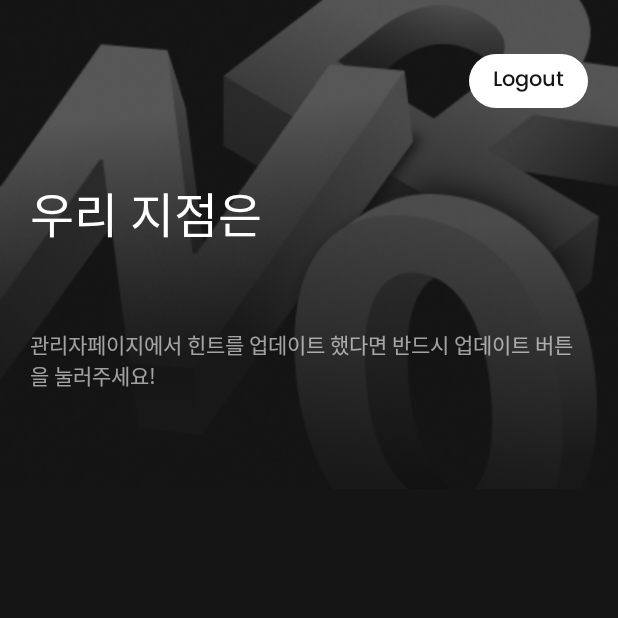
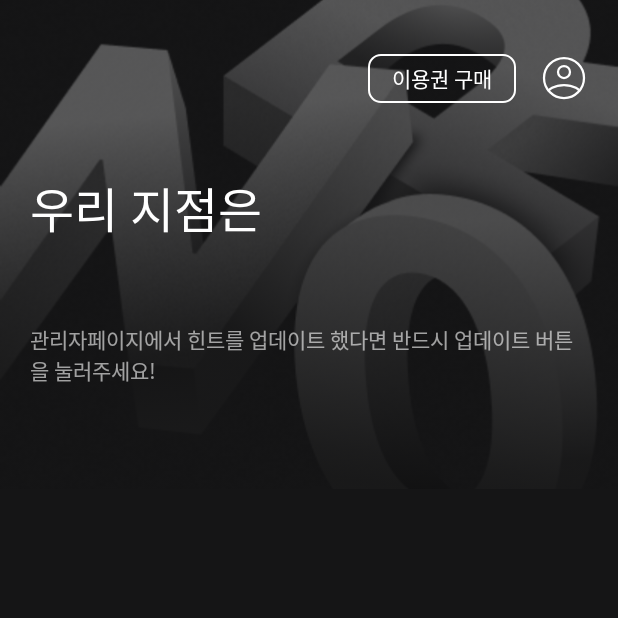
Before and after one commit to Next-Room/NextRoom-Android, an Android app: the AdminMainFragment screen opened through its navigation route, on a phone screen of 412 x 824 dp, the top half of it. Run offline under Robolectric (Android 15) with nearby library versions, the phone set to English and light mode, and no system bars; our stand-ins replace Dagger/Hilt's generated code, Timber; libraries missing offline, so code that uses them is left out: org.orbitmvi.orbit; 7 statements that could not run were skipped.

Commit message:
#24 마이페이지 화면 구현 (with Fake)

```diff
--- a/presentation/src/main/java/com/nextroom/nextroom/presentation/ui/adminmain/AdminMainFragment.kt
+++ b/presentation/src/main/java/com/nextroom/nextroom/presentation/ui/adminmain/AdminMainFragment.kt
@@ -53,11 +53,10 @@ class AdminMainFragment :
     }
 
     private fun initViews() = with(binding) {
-        setMarginTopStatusBarHeight(tvLogoutButton)
-
+        setMarginTopStatusBarHeight(ivMyButton)
         rvThemes.adapter = adapter
-        tvLogoutButton.setOnClickListener {
-            viewModel.logout()
+        ivMyButton.setOnClickListener {
+            findNavController().safeNavigate(AdminMainFragmentDirections.actionAdminMainFragmentToMypageFragment())
         }
     }
 
@@ -66,6 +65,11 @@ class AdminMainFragment :
         adapter.submitList(state.themes)
     }
 
+    override fun onDestroyView() {
+        binding.rvThemes.adapter = null
+        super.onDestroyView()
+    }
+
     override fun onDetach() {
         super.onDetach()
         backCallback.remove()
--- /dev/null
+++ b/presentation/src/main/java/com/nextroom/nextroom/presentation/ui/mypage/MypageEvent.kt
@@ -0,0 +1,5 @@
+package com.nextroom.nextroom.presentation.ui.mypage
+
+sealed interface MypageEvent {
+    data object Logout : MypageEvent
+}
--- /dev/null
+++ b/presentation/src/main/res/drawable/bg_my_subscription.xml
@@ -0,0 +1,5 @@
+<?xml version="1.0" encoding="utf-8"?>
+<shape xmlns:android="http://schemas.android.com/apk/res/android" android:shape="rectangle">
+    <corners android:radius="10dp" />
+    <solid android:color="@color/Gray03" />
+</shape>
--- /dev/null
+++ b/presentation/src/main/res/drawable/bg_secondary_button.xml
@@ -0,0 +1,8 @@
+<?xml version="1.0" encoding="utf-8"?>
+<shape xmlns:android="http://schemas.android.com/apk/res/android"
+    android:shape="rectangle">
+    <corners android:radius="8dp" />
+    <stroke
+        android:width="1dp"
+        android:color="@color/White" />
+</shape>
--- /dev/null
+++ b/presentation/src/main/res/drawable/ic_my.xml
@@ -0,0 +1,20 @@
+<vector xmlns:android="http://schemas.android.com/apk/res/android"
+    android:width="32dp"
+    android:height="32dp"
+    android:viewportWidth="32"
+    android:viewportHeight="32">
+  <path
+      android:pathData="M16.001,2.668C8.637,2.668 2.668,8.637 2.668,16.001C2.668,23.365 8.637,29.335 16.001,29.335C23.365,29.335 29.335,23.365 29.335,16.001C29.335,8.637 23.365,2.668 16.001,2.668Z"
+      android:strokeLineJoin="round"
+      android:strokeWidth="1.5"
+      android:fillColor="#00000000"
+      android:strokeColor="#ffffff"
+      android:strokeLineCap="round"/>
+  <path
+      android:pathData="M5.695,24.461C5.695,24.461 8.667,20.667 16.001,20.667C23.334,20.667 26.307,24.461 26.307,24.461M16.001,16C17.062,16 18.079,15.579 18.829,14.828C19.579,14.078 20.001,13.061 20.001,12C20.001,10.939 19.579,9.922 18.829,9.172C18.079,8.421 17.062,8 16.001,8C14.94,8 13.922,8.421 13.172,9.172C12.422,9.922 12.001,10.939 12.001,12C12.001,13.061 12.422,14.078 13.172,14.828C13.922,15.579 14.94,16 16.001,16Z"
+      android:strokeLineJoin="round"
+      android:strokeWidth="1.5"
+      android:fillColor="#00000000"
+      android:strokeColor="#ffffff"
+      android:strokeLineCap="round"/>
+</vector>
--- a/presentation/src/main/res/layout/fragment_admin_main.xml
+++ b/presentation/src/main/res/layout/fragment_admin_main.xml
@@ -32,15 +32,28 @@
                 app:layout_constraintTop_toTopOf="parent" />
 
             <TextView
-                android:id="@+id/tv_logout_button"
+                android:id="@+id/tv_purchase_ticket_button"
+                style="@style/Pretendard.14"
+                android:layout_width="wrap_content"
+                android:layout_height="wrap_content"
+                android:layout_marginEnd="16dp"
+                android:background="@drawable/bg_secondary_button"
+                android:paddingHorizontal="16dp"
+                android:paddingVertical="6dp"
+                android:text="@string/purchase_ticket"
+                android:textColor="@color/White"
+                app:layout_constraintBottom_toBottomOf="@id/iv_my_button"
+                app:layout_constraintEnd_toStartOf="@id/iv_my_button"
+                app:layout_constraintTop_toTopOf="@id/iv_my_button" />
+
+            <ImageView
+                android:id="@+id/iv_my_button"
                 android:layout_width="wrap_content"
                 android:layout_height="wrap_content"
                 android:layout_marginTop="12dp"
                 android:layout_marginEnd="20dp"
-                android:background="@drawable/bg_button_small"
-                android:text="@string/logout_button"
-                android:textAppearance="@style/Poppins.14"
-                android:textColor="@color/Dark01"
+                android:contentDescription="@string/mypage_button_description"
+                android:src="@drawable/ic_my"
                 app:layout_constraintEnd_toEndOf="parent"
                 app:layout_constraintTop_toTopOf="parent" />
 
@@ -54,7 +67,7 @@
                 android:text="@string/admin_main_shop_name_label"
                 android:textAppearance="@style/Pretendard.32"
                 app:layout_constraintStart_toStartOf="parent"
-                app:layout_constraintTop_toBottomOf="@id/tv_logout_button" />
+                app:layout_constraintTop_toBottomOf="@id/tv_purchase_ticket_button" />
 
             <TextView
                 android:id="@+id/tv_shop_name"
@@ -72,11 +85,12 @@
                 android:layout_width="0dp"
                 android:layout_height="wrap_content"
                 android:layout_marginTop="12dp"
+                android:layout_marginEnd="20dp"
                 android:alpha="0.6"
                 android:includeFontPadding="false"
                 android:text="@string/admin_main_update_hint"
                 android:textAppearance="@style/Pretendard.14"
-                app:layout_constraintEnd_toEndOf="@id/tv_logout_button"
+                app:layout_constraintEnd_toEndOf="parent"
                 app:layout_constraintStart_toStartOf="@id/tv_shop_name"
                 app:layout_constraintTop_toBottomOf="@id/tv_shop_name" />
 
--- a/presentation/src/main/res/navigation/nav_graph.xml
+++ b/presentation/src/main/res/navigation/nav_graph.xml
@@ -22,6 +22,9 @@
         <action
             android:id="@+id/action_adminMainFragment_to_verifyFragment"
             app:destination="@id/verifyFragment" />
+        <action
+            android:id="@+id/action_adminMainFragment_to_mypageFragment"
+            app:destination="@id/mypageFragment" />
     </fragment>
     <fragment
         android:id="@+id/mainFragment"
@@ -84,7 +87,7 @@
         android:id="@+id/webViewFragment"
         android:name="com.nextroom.nextroom.presentation.ui.webview.WebViewFragment"
         android:label="WebViewFragment"
-        tools:layout="@layout/fragment_webview" >
+        tools:layout="@layout/fragment_webview">
         <argument
             android:name="url"
             app:argType="string" />
@@ -97,4 +100,9 @@
         app:destination="@id/adminCodeFragment"
         app:launchSingleTop="true"
         app:popUpTo="@id/nav_graph" />
+    <fragment
+        android:id="@+id/mypageFragment"
+        android:name="com.nextroom.nextroom.presentation.ui.mypage.MypageFragment"
+        android:label="MypageFragment"
+        tools:layout="@layout/fragment_mypage" />
 </navigation>
--- a/presentation/src/main/res/values/colors.xml
+++ b/presentation/src/main/res/values/colors.xml
@@ -20,6 +20,7 @@
     <color name="Dark01_a4">#66151516</color>
     <color name="Gray01">#9898A0</color>
     <color name="Gray02">#47474E</color>
+    <color name="Gray03">#222223</color>
     <color name="White">#FFFFFF</color>
     <color name="Red">#FF5065</color>
 
--- a/presentation/src/main/res/values/strings.xml
+++ b/presentation/src/main/res/values/strings.xml
@@ -38,7 +38,7 @@
     <string name="login_admin_code_hint">관리자 코드</string>
     <string name="login_password_hint">비밀번호</string>
     <string name="login_button">Login</string>
-    <string name="logout_button">Logout</string>
+    <string name="logout_button">로그아웃</string>
     <string name="logout_button_description">로그아웃</string>
     <string name="update_button_description">테마 업데이트</string>
 
@@ -57,4 +57,8 @@
     <string name="game_answer">정답</string>
     <string name="toolbar_navigate_back_description">뒤로가기</string>
     <string name="game_backspace_description">지우기</string>
+    <string name="purchase_ticket">이용권 구매</string>
+    <string name="expire_period">구독 기간</string>
+    <string name="mypage_button_description">마이페이지 이동</string>
+    <string name="mypage_title">My</string>
 </resources>
```
Also changed, not shown: domain/src/main/java/com/nextroom/nextroom/domain/model/Subscribe.kt (added, +21 -0 lines), domain/src/main/java/com/nextroom/nextroom/domain/model/Ticket.kt (added, +8 -0 lines), presentation/src/main/java/com/nextroom/nextroom/presentation/ui/mypage/MypageFragment.kt (added, +50 -0 lines), presentation/src/main/java/com/nextroom/nextroom/presentation/ui/mypage/MypageState.kt (added, +8 -0 lines), presentation/src/main/java/com/nextroom/nextroom/presentation/ui/mypage/MypageViewModel.kt (added, +50 -0 lines), presentation/src/main/res/layout/fragment_mypage.xml (added, +133 -0 lines).
